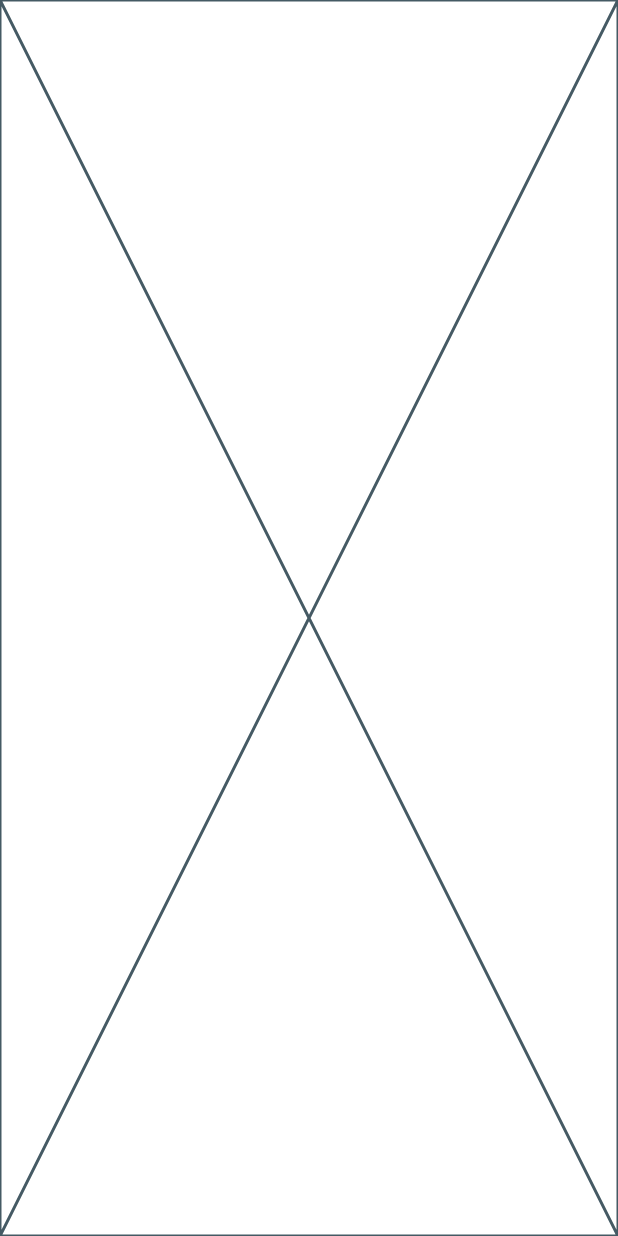
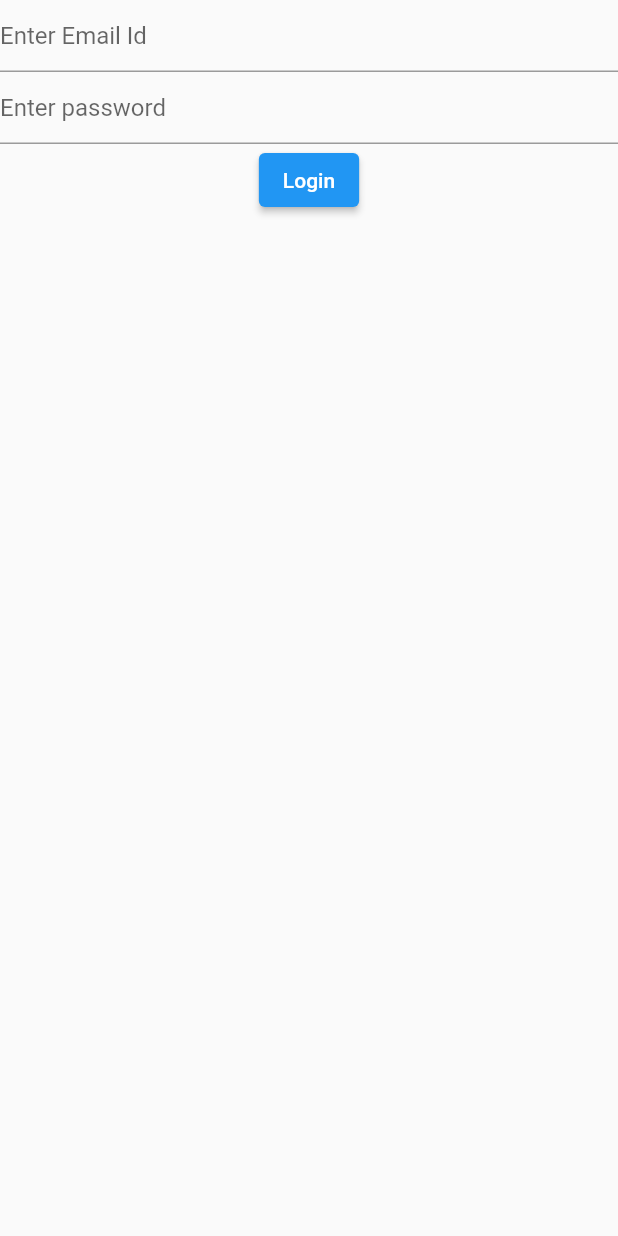
Before and after one commit to bref1306/flutter_test, a Flutter app: the screen it shows after launch, on a phone screen of 412 x 824 dp. Run offline on Flutter 3.47's test engine with Material 2 defaults, Android fonts, the phone set to English and light mode, and no system bars.

Commit message:
feat(back): test textField for login

```diff
--- a/lib/login_screen.dart
+++ b/lib/login_screen.dart
@@ -1,4 +1,5 @@
 import 'package:flutter/foundation.dart';
+import 'package:flutter/material.dart';
 import 'package:flutter/widgets.dart';
 
 class LoginScreen extends StatefulWidget {
@@ -11,6 +12,25 @@ class LoginScreen extends StatefulWidget {
 class _LoginScreenState extends State<LoginScreen> {
   @override
   Widget build(BuildContext context) {
-    return const Placeholder();
+    final TextEditingController _emailController = TextEditingController();
+    final TextEditingController _passwordController = TextEditingController();
+
+    return  Scaffold(
+      body: Column(
+        children: <Widget>[
+          TextFormField(
+            controller: _emailController,
+            key: const Key('email_id'),
+            decoration: const InputDecoration(hintText: 'Enter Email Id'),
+          ),
+          TextFormField(
+            controller: _passwordController,
+            key: const Key('password'),
+            decoration: const InputDecoration(hintText: 'Enter password'),
+          ),
+          ElevatedButton(onPressed: () {}, child: const Text(key: Key('connexion'), 'Login')),
+        ],
+      ),
+    );
   }
 }
--- a/lib/main.dart
+++ b/lib/main.dart
@@ -25,7 +25,7 @@ class MyApp extends StatelessWidget {
         // is not restarted.
         primarySwatch: Colors.blue,
       ),
-      home: const LoginScreen(),
+      home: LoginScreen(),
     );
   }
 }
```
Also changed, not shown: 2 other files.
